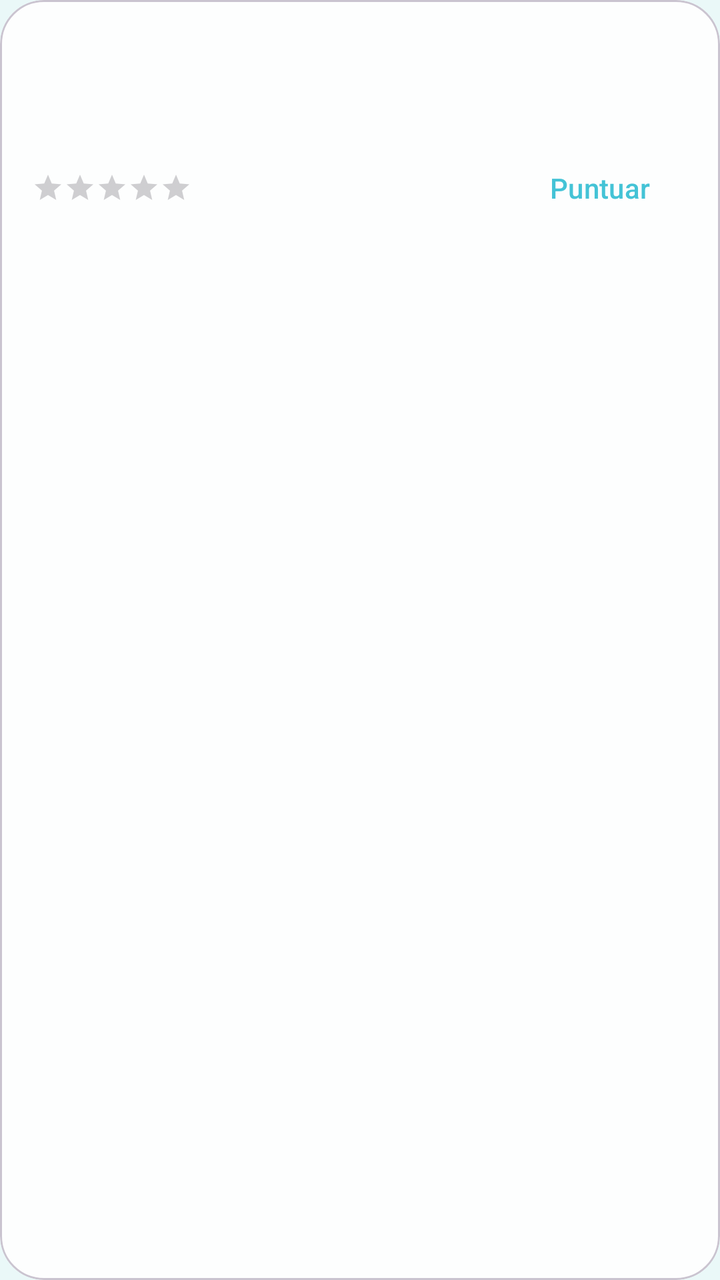
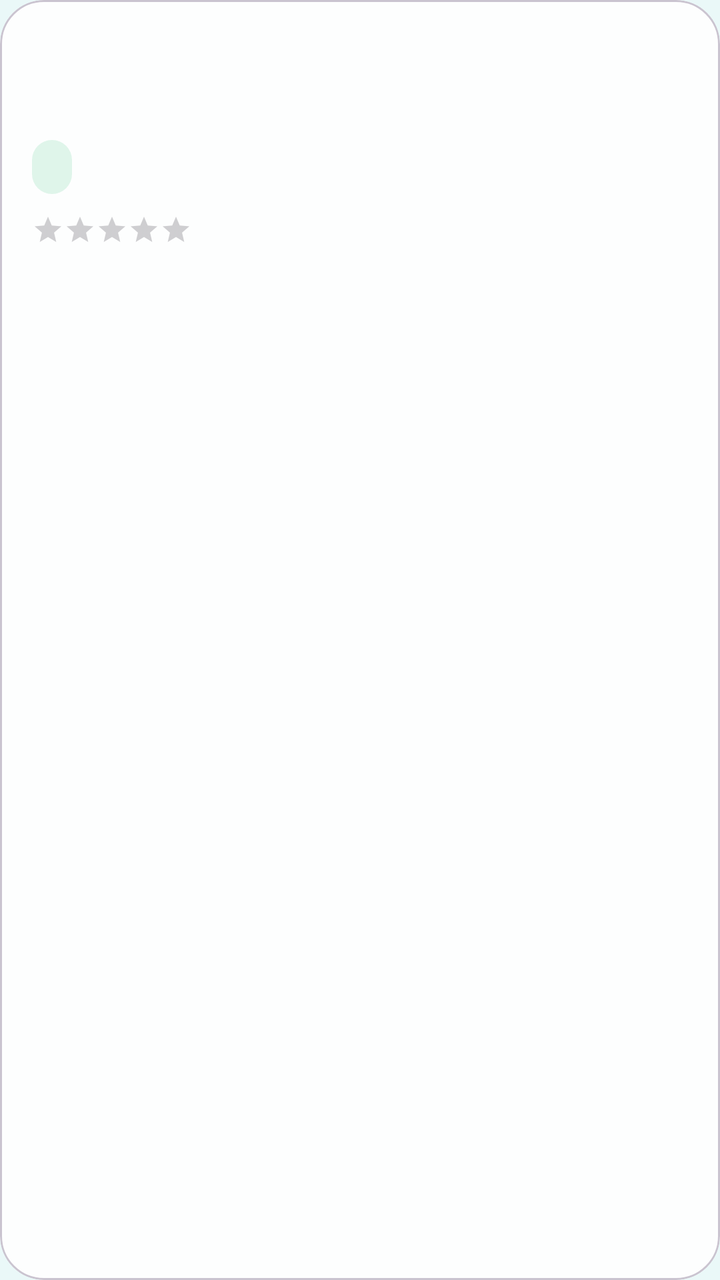

Two renders of the same Android screen: before a commit and after it. Below are the layout's source before the change and the commit's diff.
<!-- AndroidManifest.xml: application theme Theme.ViBaCar -->
<!-- res/layout/item_reserva.xml -->
<?xml version="1.0" encoding="utf-8"?>
<com.google.android.material.card.MaterialCardView xmlns:android="http://schemas.android.com/apk/res/android"
    xmlns:app="http://schemas.android.com/apk/res-auto"
    android:layout_width="match_parent"
    android:layout_height="wrap_content"
    android:layout_marginBottom="12dp"
    app:cardBackgroundColor="@color/color_targeta"
    app:cardCornerRadius="22dp">

    <LinearLayout
        android:layout_width="match_parent"
        android:layout_height="wrap_content"
        android:orientation="vertical"
        android:padding="16dp">

        <TextView
            android:id="@+id/txtTitol"
            android:layout_width="match_parent"
            android:layout_height="wrap_content"
            android:textColor="@color/color_text_principal"
            android:textStyle="bold" />

        <TextView
            android:id="@+id/txtSubtitol"
            android:layout_width="match_parent"
            android:layout_height="wrap_content"
            android:layout_marginTop="6dp"
            android:textColor="@color/color_text_secundari" />

        <LinearLayout
            android:layout_width="match_parent"
            android:layout_height="wrap_content"
            android:layout_marginTop="10dp"
            android:gravity="center_vertical"
            android:orientation="horizontal">

            <RatingBar
                android:id="@+id/barraValoracio"
                style="?android:attr/ratingBarStyleSmall"
                android:layout_width="wrap_content"
                android:layout_height="wrap_content"
                android:isIndicator="true"
                android:numStars="5"
                android:stepSize="1" />

            <TextView
                android:id="@+id/txtEstat"
                android:layout_width="0dp"
                android:layout_height="wrap_content"
                android:layout_marginStart="10dp"
                android:layout_weight="1"
                android:textColor="@color/color_text_secundari" />

            <com.google.android.material.button.MaterialButton
                android:id="@+id/botoPuntuar"
                style="@style/Widget.Material3.Button.TextButton"
                android:layout_width="wrap_content"
                android:layout_height="wrap_content"
                android:text="@string/boto_puntuar" />
        </LinearLayout>
    </LinearLayout>

</com.google.android.material.card.MaterialCardView>
<!-- resources referenced by this layout -->
<resources>
  <color name="color_targeta">#FDFEFE</color>
  <color name="color_text_principal">#17354A</color>
  <color name="color_text_secundari">#547283</color>
  <string name="boto_puntuar">Puntuar</string>
  <style name="Theme.ViBaCar" parent="Base.Theme.ViBaCar" />
  <style name="Base.Theme.ViBaCar" parent="Theme.Material3.Light.NoActionBar">
          <item name="colorPrimary">@color/color_principal</item>
          <item name="colorOnPrimary">@color/color_text_clar</item>
          <item name="colorSecondary">@color/color_secundari</item>
          <item name="android:statusBarColor">@android:color/transparent</item>
          <item name="android:navigationBarColor">@color/color_fons</item>
          <item name="android:windowLightStatusBar">true</item>
          <item name="android:windowBackground">@color/color_fons</item>
      </style>
  <color name="color_principal">#44C3D6</color>
  <color name="color_text_clar">#FFFFFF</color>
  <color name="color_secundari">#78D6A2</color>
  <color name="color_fons">#EAF8F8</color>
</resources>

<!-- the commit's change to res/layout/item_reserva.xml (unified diff, before → after) -->
@@ -27,6 +27,19 @@
             android:layout_marginTop="6dp"
             android:textColor="@color/color_text_secundari" />
 
+        <TextView
+            android:id="@+id/txtEstat"
+            android:layout_width="wrap_content"
+            android:layout_height="wrap_content"
+            android:layout_marginTop="10dp"
+            android:background="@drawable/fons_xip"
+            android:paddingStart="10dp"
+            android:paddingTop="4dp"
+            android:paddingEnd="10dp"
+            android:paddingBottom="4dp"
+            android:textColor="@color/color_principal_fosc"
+            android:textStyle="bold" />
+
         <LinearLayout
             android:layout_width="match_parent"
             android:layout_height="wrap_content"
@@ -43,19 +56,31 @@
                 android:numStars="5"
                 android:stepSize="1" />
 
-            <TextView
-                android:id="@+id/txtEstat"
+            <Space
                 android:layout_width="0dp"
+                android:layout_height="1dp"
+                android:layout_weight="1" />
+
+            <com.google.android.material.button.MaterialButton
+                android:id="@+id/botoSecundari"
+                style="@style/Widget.Material3.Button.TextButton"
+                android:layout_width="wrap_content"
                 android:layout_height="wrap_content"
-                android:layout_marginStart="10dp"
-                android:layout_weight="1"
-                android:textColor="@color/color_text_secundari" />
+                android:visibility="gone" />
+
+            <com.google.android.material.button.MaterialButton
+                android:id="@+id/botoPrincipal"
+                style="@style/Widget.Material3.Button.TextButton"
+                android:layout_width="wrap_content"
+                android:layout_height="wrap_content"
+                android:visibility="gone" />
 
             <com.google.android.material.button.MaterialButton
                 android:id="@+id/botoPuntuar"
                 style="@style/Widget.Material3.Button.TextButton"
                 android:layout_width="wrap_content"
                 android:layout_height="wrap_content"
+                android:visibility="gone"
                 android:text="@string/boto_puntuar" />
         </LinearLayout>
     </LinearLayout>
<!-- resource entries referenced after the edit -->
@@ -1,10 +1,18 @@
 <!-- resources referenced by this layout -->
 <resources>
+  <color name="color_principal_fosc">#2DA5BB</color>
   <color name="color_targeta">#FDFEFE</color>
   <color name="color_text_principal">#17354A</color>
   <color name="color_text_secundari">#547283</color>
+  <!-- drawable fons_xip (drawable) -->
+  <?xml version="1.0" encoding="utf-8"?>
+  <shape xmlns:android="http://schemas.android.com/apk/res/android">
+      <solid android:color="@color/color_xip" />
+      <corners android:radius="18dp" />
+  </shape>
   <string name="boto_puntuar">Puntuar</string>
   <style name="Theme.ViBaCar" parent="Base.Theme.ViBaCar" />
+  <color name="color_xip">#DFF5EA</color>
   <style name="Base.Theme.ViBaCar" parent="Theme.Material3.Light.NoActionBar">
           <item name="colorPrimary">@color/color_principal</item>
           <item name="colorOnPrimary">@color/color_text_clar</item>
